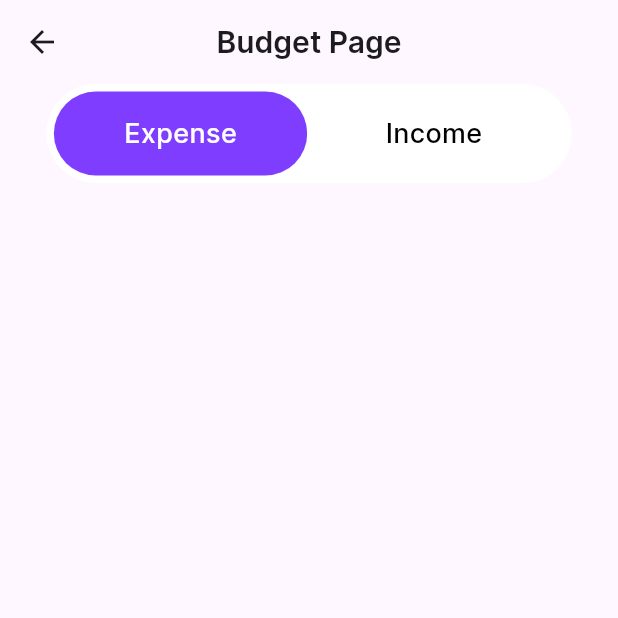
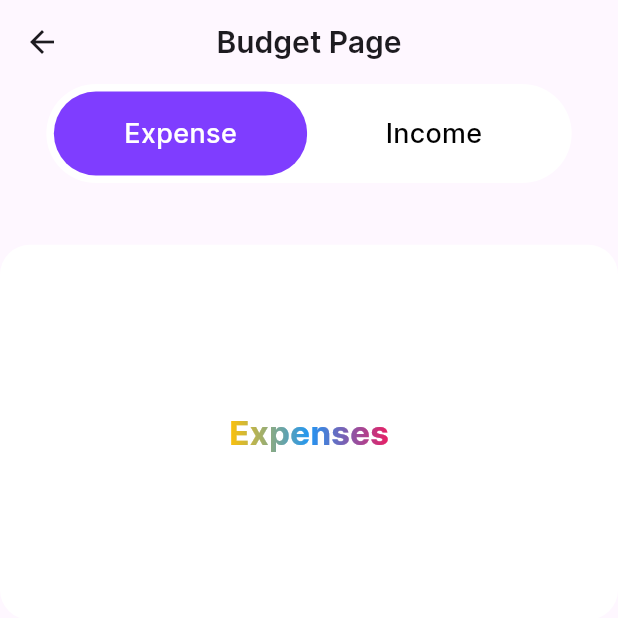
Before and after one commit to THARINDUnirmal/expenz, a Flutter app: the BudgetScreen screen opened directly with empty values, on a phone screen of 412 x 824 dp, the top half of it. Run offline on Flutter 3.47's test engine with Material 3 defaults, Android fonts, the phone set to English and light mode, and no system bars; drawn by our look-alikes of fl_chart, simple_gradient_text; our stand-ins replace shared_preferences, smooth_page_indicator; accounts and stored records are empty.

Commit message:
pie chart implement

```diff
--- a/lib/screens/budget_screen.dart
+++ b/lib/screens/budget_screen.dart
@@ -1,6 +1,7 @@
 import 'package:expenz_app/models/expense%20_categories.dart';
 import 'package:expenz_app/models/income%20_categories.dart';
 import 'package:expenz_app/utils/colors.dart';
+import 'package:expenz_app/widgets/pie_chart_widget.dart';
 import 'package:flutter/material.dart';
 
 class BudgetScreen extends StatefulWidget {
@@ -97,7 +98,17 @@ class _BudgetScreenState extends State<BudgetScreen> {
                 ],
               ),
             ),
-          )
+          ),
+          SizedBox(
+            height: MediaQuery.of(context).size.height * 0.05,
+          ),
+
+          //pie chart
+          PieChartWidget(
+            isExpense: _selectIndex == 0,
+            expensesAmounts: widget.expensesAmount,
+            incomeAmounts: widget.incomeAmount,
+          ),
         ],
       ),
     );
--- /dev/null
+++ b/lib/widgets/pie_chart_widget.dart
@@ -0,0 +1,147 @@
+import 'package:expenz_app/models/expense%20_categories.dart';
+import 'package:expenz_app/models/income%20_categories.dart';
+import 'package:expenz_app/utils/colors.dart';
+import 'package:fl_chart/fl_chart.dart';
+import 'package:flutter/material.dart';
+import 'package:simple_gradient_text/simple_gradient_text.dart';
+
+class PieChartWidget extends StatefulWidget {
+  final Map<ExpenseCategories, double> expensesAmounts;
+  final Map<IncomeCategories, double> incomeAmounts;
+  final bool isExpense;
+
+  const PieChartWidget({
+    super.key,
+    required this.expensesAmounts,
+    required this.incomeAmounts,
+    required this.isExpense,
+  });
+
+  @override
+  State<PieChartWidget> createState() => _PieChartWidgetState();
+}
+
+class _PieChartWidgetState extends State<PieChartWidget> {
+  List<PieChartSectionData> chartDatas() {
+    if (widget.isExpense) {
+      return [
+        PieChartSectionData(
+          color: expenseCategoryColors[ExpenseCategories.food],
+          radius: 60,
+          value: widget.expensesAmounts[ExpenseCategories.food] ?? 0,
+          showTitle: false,
+        ),
+        PieChartSectionData(
+          color: expenseCategoryColors[ExpenseCategories.health],
+          radius: 60,
+          value: widget.expensesAmounts[ExpenseCategories.health] ?? 0,
+          showTitle: false,
+        ),
+        PieChartSectionData(
+          color: expenseCategoryColors[ExpenseCategories.shopping],
+          radius: 60,
+          value: widget.expensesAmounts[ExpenseCategories.shopping] ?? 0,
+          showTitle: false,
+        ),
+        PieChartSectionData(
+          color: expenseCategoryColors[ExpenseCategories.subscriptions],
+          radius: 60,
+          value: widget.expensesAmounts[ExpenseCategories.subscriptions] ?? 0,
+          showTitle: false,
+        ),
+        PieChartSectionData(
+          color: expenseCategoryColors[ExpenseCategories.transport],
+          radius: 60,
+          value: widget.expensesAmounts[ExpenseCategories.transport] ?? 0,
+          showTitle: false,
+        ),
+        PieChartSectionData(
+          color: expenseCategoryColors[ExpenseCategories.food],
+          radius: 60,
+          value: widget.expensesAmounts[ExpenseCategories.food] ?? 0,
+          showTitle: false,
+        ),
+      ];
+    } else {
+      return [
+        PieChartSectionData(
+          color: incomeCategoryColors[IncomeCategories.freelance],
+          radius: 60,
+          value: widget.incomeAmounts[IncomeCategories.freelance] ?? 0,
+          showTitle: false,
+        ),
+        PieChartSectionData(
+          color: incomeCategoryColors[IncomeCategories.passive],
+          radius: 60,
+          value: widget.incomeAmounts[IncomeCategories.passive] ?? 0,
+          showTitle: false,
+        ),
+        PieChartSectionData(
+          color: incomeCategoryColors[IncomeCategories.salary],
+          radius: 60,
+          value: widget.incomeAmounts[IncomeCategories.salary] ?? 0,
+          showTitle: false,
+        ),
+        PieChartSectionData(
+          color: incomeCategoryColors[IncomeCategories.sales],
+          radius: 60,
+          value: widget.incomeAmounts[IncomeCategories.sales] ?? 0,
+          showTitle: false,
+        ),
+      ];
+    }
+  }
+
+  @override
+  Widget build(BuildContext context) {
+    final PieChartData piechartData = PieChartData(
+      sections: chartDatas(),
+      sectionsSpace: 0,
+      borderData: FlBorderData(
+        show: false,
+      ),
+      centerSpaceRadius: 70,
+      startDegreeOffset: -90,
+    );
+    return Container(
+      height: 250,
+      decoration: BoxDecoration(
+        color: kWhite,
+        borderRadius: BorderRadius.circular(
+          20,
+        ),
+      ),
+      child: Stack(
+        alignment: Alignment.center,
+        children: [
+          PieChart(piechartData),
+          widget.isExpense
+              ? GradientText(
+                  "Expenses",
+                  style: const TextStyle(
+                    fontSize: 22,
+                    fontWeight: FontWeight.bold,
+                  ),
+                  colors: const [
+                    Colors.amber,
+                    Colors.blue,
+                    Colors.pink,
+                  ],
+                )
+              : GradientText(
+                  "Incomes",
+                  style: const TextStyle(
+                    fontSize: 22,
+                    fontWeight: FontWeight.bold,
+                  ),
+                  colors: const [
+                    Color.fromARGB(255, 4, 236, 51),
+                    Color.fromARGB(255, 169, 4, 198),
+                    Colors.red,
+                  ],
+                ),
+        ],
+      ),
+    );
+  }
+}
```
